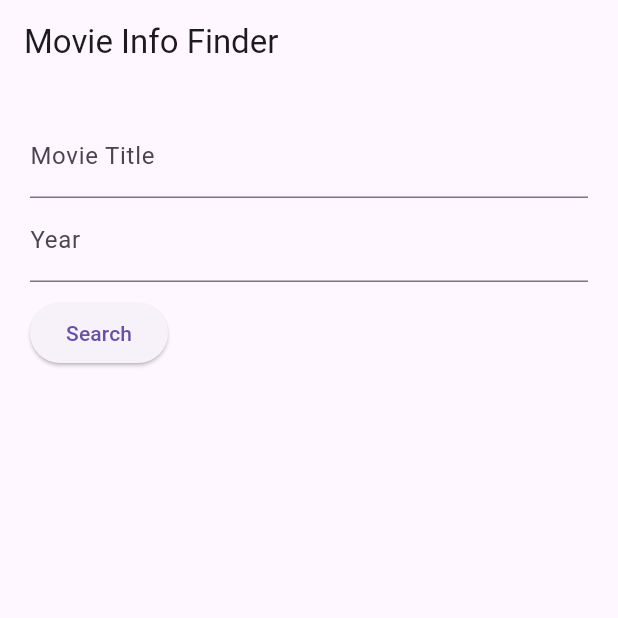
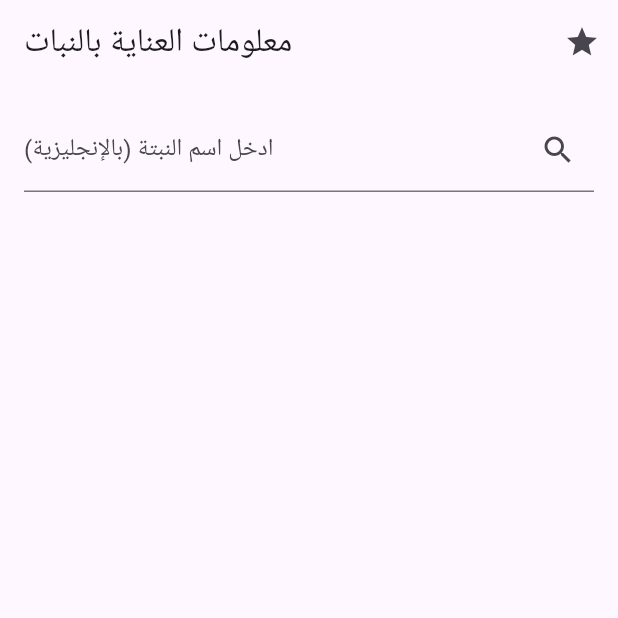
Before and after one commit to malkthere/amda2025-API-Animation, a Flutter app: the screen it shows after launch, on a phone screen of 412 x 824 dp, the top half of it. Run offline on Flutter 3.47's test engine with Material 3 defaults, Android fonts, the phone set to English and light mode, and no system bars; our stand-ins replace shared_preferences.

Commit message:
عملية الطكدا حجاركيبكسيم

```diff
--- a/lib/main.dart
+++ b/lib/main.dart
@@ -1,131 +1,266 @@
 import 'package:flutter/material.dart';
 import 'package:http/http.dart' as http;
+import 'package:shared_preferences/shared_preferences.dart';
 import 'dart:convert';
 
-void main() {
-  runApp(MovieSearchApp());
+void main() => runApp(MaterialApp(home: PlantCarePage()));
+
+class PlantCarePage extends StatefulWidget {
+  @override
+  _PlantCarePageState createState() => _PlantCarePageState();
 }
 
-class MovieSearchApp extends StatelessWidget {
+class _PlantCarePageState extends State<PlantCarePage> {
+  final TextEditingController _controller = TextEditingController();
+  Map<String, dynamic>? _plantData;
+  bool _isLoading = false;
+  String? _error;
+
+  final String apiKey = 'BNG97557q7Xp2JYBOQVsjqUabaWjCc2ud7ELCq1N0vf0CP9wu5'; // 🔑 أدخل مفتاحك هنا
+  Set<String> _favorites = {};
+  String? _currentPlantName;
+
   @override
-  Widget build(BuildContext context) {
-    return MaterialApp(
-      title: 'Movie Info Finder',
-      theme: ThemeData(primarySwatch: Colors.indigo),
-      home: MovieSearchPage(),
-    );
+  void initState() {
+    super.initState();
+    loadFavorites();
   }
-}
 
-class MovieSearchPage extends StatefulWidget {
-  @override
-  _MovieSearchPageState createState() => _MovieSearchPageState();
-}
+  Future<void> loadFavorites() async {
+    SharedPreferences prefs = await SharedPreferences.getInstance();
+    setState(() {
+      _favorites = prefs.getStringList('favorites')?.toSet() ?? {};
+    });
+  }
 
-class _MovieSearchPageState extends State<MovieSearchPage> {
-  final TextEditingController _titleController = TextEditingController();
-  final TextEditingController _yearController = TextEditingController();
-  Map<String, dynamic>? _movieData;
-  String _error = '';
+  Future<void> toggleFavorite(String name) async {
+    SharedPreferences prefs = await SharedPreferences.getInstance();
+    setState(() {
+      if (_favorites.contains(name)) {
+        _favorites.remove(name);
+      } else {
+        _favorites.add(name);
+      }
+      prefs.setStringList('favorites', _favorites.toList());
+    });
+  }
 
-  Future<void> _fetchMovie() async {
-    final String title = _titleController.text.trim();
-    final String year = _yearController.text.trim();
-    final String apiKey = '9a4290dc'; // Replace with your OMDb key
-    final String url =
-        'https://www.omdbapi.com/?t=${Uri.encodeComponent(title)}&y=$year&apikey=$apiKey';
+  Future<void> fetchPlantData(String query) async {
+    setState(() {
+      _isLoading = true;
+      _plantData = null;
+      _error = null;
+    });
+
+    final url = Uri.parse("https://api.plant.id/v2/identify");
+
+    final body = json.encode({
+      "api_key": apiKey,
+      "images": [],
+      "modifiers": ["crops-fast", "similar_images"],
+      "plant_language": "en",
+      "plant_details": ["common_names", "url", "name_authority", "wiki_description", "taxonomy", "synonyms", "watering", "growth_rate", "main_image"],
+    });
 
     try {
-      final response = await http.get(Uri.parse(url));
-      final data = json.decode(response.body);
+      final response = await http.post(
+        url,
+        headers: {
+          'Content-Type': 'application/json',
+        },
+        body: body,
+      );
 
-      if (data['Response'] == 'True') {
-        setState(() {
-          _movieData = data;
-          _error = '';
-        });
+      if (response.statusCode == 200) {
+        final data = json.decode(response.body);
+        if (data['suggestions'] != null && data['suggestions'].isNotEmpty) {
+          final suggestion = data['suggestions'][0];
+          setState(() {
+            _plantData = {
+              'name': suggestion['plant_name'],
+              'binomial_name': suggestion['plant_details']?['scientific_name'],
+              'sun_requirements': suggestion['plant_details']?['sunlight']?.join(", "),
+              'watering': suggestion['plant_details']?['watering'],
+              'soil_ph': suggestion['plant_details']?['soil_ph'],
+              'description': suggestion['plant_details']?['wiki_description']?['value'],
+              'main_image_path': suggestion['plant_details']?['main_image']['url'],
+            };
+            _currentPlantName = suggestion['plant_name'];
+          });
+        } else {
+          setState(() {
+            _error = 'لم يتم العثور على معلومات عن هذه النبتة.';
+          });
+        }
       } else {
         setState(() {
-          _movieData = null;
-          _error = data['Error'] ?? 'Movie not found';
+          _error = 'حدث خطأ: ${response.statusCode}';
         });
       }
     } catch (e) {
       setState(() {
-        _movieData = null;
-        _error = 'Failed to fetch movie data.';
+        _error = 'فشل الاتصال: $e';
+      });
+    } finally {
+      setState(() {
+        _isLoading = false;
       });
     }
   }
 
-  Widget _buildMovieInfo() {
-    if (_movieData == null) return SizedBox();
+  String fakeTranslateToArabic(String text) {
+    if (text.toLowerCase().contains("basil")) return "الريحان نبات عطري يُستخدم كثيرًا في الطهي.";
+    if (text.toLowerCase().contains("mint")) return "النعناع نبات سريع النمو برائحة مميزة.";
+    if (text.toLowerCase().contains("tomato")) return "الطماطم نبات يحتاج إلى ضوء الشمس وسقاية جيدة.";
+    return "🌍 الترجمة التلقائية غير متوفرة لهذا النص حاليًا.";
+  }
+
+  Widget buildPlantCard() {
+    if (_plantData == null) return SizedBox();
 
     return Card(
-      margin: EdgeInsets.only(top: 20),
+      margin: EdgeInsets.symmetric(vertical: 16),
       elevation: 4,
       child: Padding(
         padding: EdgeInsets.all(16),
         child: Column(
           crossAxisAlignment: CrossAxisAlignment.start,
           children: [
-            Text(
-              '${_movieData!['Title']} (${_movieData!['Year']})',
-              style: TextStyle(fontSize: 20, fontWeight: FontWeight.bold),
-            ),
+            if (_plantData!['main_image_path'] != null)
+              ClipRRect(
+                borderRadius: BorderRadius.circular(12),
+                child: Image.network(
+                  _plantData!['main_image_path'],
+                  height: 200,
+                  width: double.infinity,
+                  fit: BoxFit.cover,
+                ),
+              ),
+            if (_currentPlantName != null)
+              Align(
+                alignment: Alignment.topRight,
+                child: IconButton(
+                  icon: Icon(
+                    _favorites.contains(_currentPlantName!) ? Icons.star : Icons.star_border,
+                    color: Colors.orange,
+                  ),
+                  onPressed: () => toggleFavorite(_currentPlantName!),
+                  tooltip: 'أضف إلى المفضلة',
+                ),
+              ),
+            SizedBox(height: 12),
+            if (_plantData!['name'] != null)
+              Text("🌿 الاسم: ${_plantData!['name']}", style: TextStyle(fontWeight: FontWeight.bold, fontSize: 18)),
+            if (_plantData!['binomial_name'] != null)
+              Text("🔬 الاسم العلمي: ${_plantData!['binomial_name']}"),
             SizedBox(height: 10),
-            Text('📅 Released: ${_movieData!['Released']}'),
-            Text('🎭 Genre: ${_movieData!['Genre']}'),
-            Text('🎬 Actors: ${_movieData!['Actors']}'),
-            Text('🌍 Language: ${_movieData!['Language']}'),
-            SizedBox(height: 10),
-            Text('📝 Plot:', style: TextStyle(fontWeight: FontWeight.bold)),
-            Text(_movieData!['Plot']),
-            SizedBox(height: 10),
-            Text('⭐ IMDb Rating: ${_movieData!['imdbRating']}'),
+            if (_plantData!['sun_requirements'] != null)
+              Text("☀️ الإضاءة: ${_plantData!['sun_requirements']}"),
+            if (_plantData!['watering'] != null)
+              Text("💧 كمية المياه: ${_plantData!['watering']}"),
+            if (_plantData!['soil_ph'] != null)
+              Text("⚗️ pH التربة: ${_plantData!['soil_ph']}"),
+            if (_plantData!['description'] != null)
+              Padding(
+                padding: const EdgeInsets.only(top: 12.0),
+                child: Column(
+                  crossAxisAlignment: CrossAxisAlignment.start,
+                  children: [
+                    Text("📋 الوصف بالإنجليزية:\n${_plantData!['description']}"),
+                    SizedBox(height: 10),
+                    Text("📘 الترجمة العربية:\n${fakeTranslateToArabic(_plantData!['description'])}",
+                      style: TextStyle(color: Colors.green.shade800),
+                    ),
+                  ],
+                ),
+              ),
           ],
         ),
       ),
     );
   }
 
+  @override
+  Widget build(BuildContext context) {
+    return Scaffold(
+      appBar: AppBar(
+        title: Text("معلومات العناية بالنبات"),
+        actions: [
+          IconButton(
+            icon: Icon(Icons.star),
+            tooltip: 'المفضلات',
+            onPressed: () {
+              Navigator.push(
+                context,
+                MaterialPageRoute(
+                  builder: (_) => FavoritesPage(
+                    favorites: _favorites,
+                    onSelectPlant: (name) {
+                      _controller.text = name;
+                      fetchPlantData(name);
+                    },
+                  ),
+                ),
+              );
+            },
+          )
+        ],
+      ),
+      body: Padding(
+        padding: EdgeInsets.all(16),
+        child: Column(
+          children: [
+            TextField(
+              controller: _controller,
+              decoration: InputDecoration(
+                labelText: "ادخل اسم النبتة (بالإنجليزية)",
+                suffixIcon: IconButton(
+                  icon: Icon(Icons.search),
+                  onPressed: () => fetchPlantData(_controller.text.trim()),
+                ),
+              ),
+            ),
+            if (_isLoading) ...[
+              SizedBox(height: 20),
+              CircularProgressIndicator(),
+            ] else if (_error != null) ...[
+              SizedBox(height: 20),
+              Text(_error!, style: TextStyle(color: Colors.red)),
+            ] else ...[
+              buildPlantCard(),
+            ],
+          ],
+        ),
+      ),
+    );
+  }
+}
+
+class FavoritesPage extends StatelessWidget {
+  final Set<String> favorites;
+  final Function(String) onSelectPlant;
+
+  const FavoritesPage({required this.favorites, required this.onSelectPlant});
 
   @override
   Widget build(BuildContext context) {
     return Scaffold(
-      appBar: AppBar(title: Text('Movie Info Finder')),
-      body: SingleChildScrollView(
-        padding: const EdgeInsets.all(20.0),
-        child: Column(
-          crossAxisAlignment: CrossAxisAlignment.start,
-          children: [
-            TextField(
-              controller: _titleController,
-              decoration: InputDecoration(labelText: 'Movie Title'),
-            ),
-            TextField(
-              controller: _yearController,
-              decoration: InputDecoration(labelText: 'Year'),
-              keyboardType: TextInputType.number,
-            ),
-            SizedBox(height: 10),
-            ElevatedButton(
-              onPressed: _fetchMovie,
-              child: Text('Search'),
-            ),
-            if (_error.isNotEmpty)
-              Padding(
-                padding: const EdgeInsets.only(top: 20),
-                child: Text(
-                  _error,
-                  style: TextStyle(color: Colors.red),
-                ),
-              ),
-            _buildMovieInfo(),
-          ],
-        ),
+      appBar: AppBar(title: Text("النباتات المفضلة")),
+      body: favorites.isEmpty
+          ? Center(child: Text("لا توجد نباتات مفضلة بعد."))
+          : ListView(
+        children: favorites.map((plant) {
+          return ListTile(
+            title: Text(plant),
+            leading: Icon(Icons.local_florist, color: Colors.green),
+            trailing: Icon(Icons.arrow_forward),
+            onTap: () {
+              onSelectPlant(plant);
+              Navigator.pop(context);
+            },
+          );
+        }).toList(),
       ),
-
     );
   }
 }
--- a/pubspec.yaml
+++ b/pubspec.yaml
@@ -36,6 +36,8 @@ dependencies:
   # Use with the CupertinoIcons class for iOS style icons.
   cupertino_icons: ^1.0.6
   http:
+  flutter_spinkit:
+  shared_preferences:
 dev_dependencies:
   flutter_test:
     sdk: flutter
```
Also changed, not shown: pubspec.lock.
